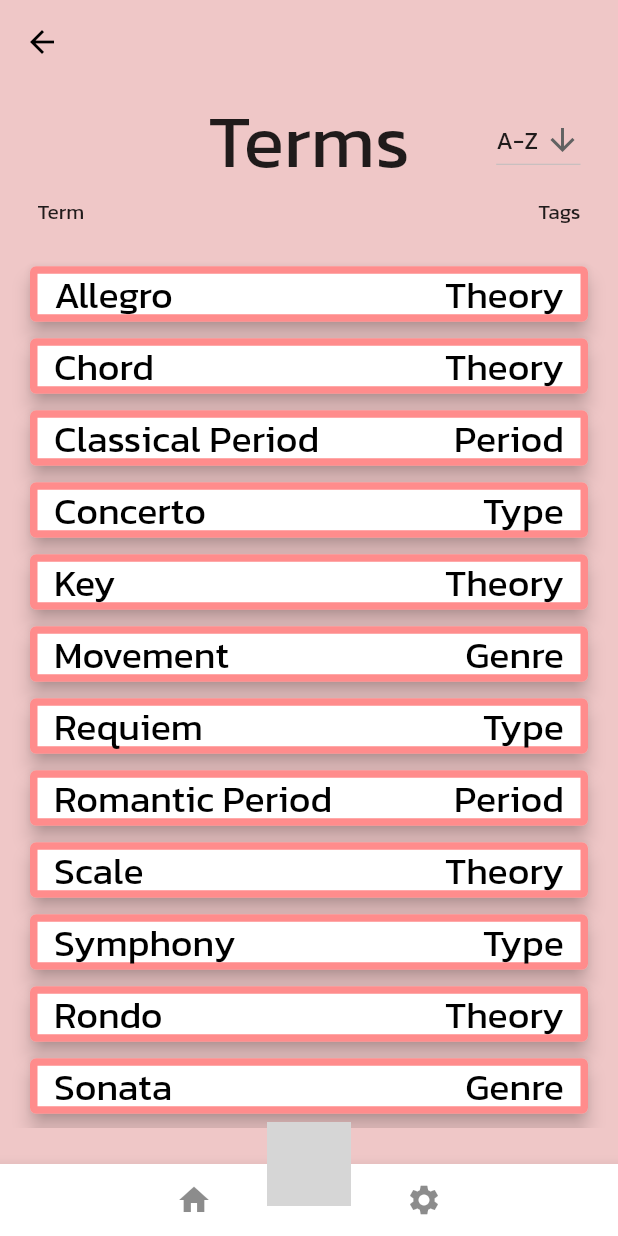
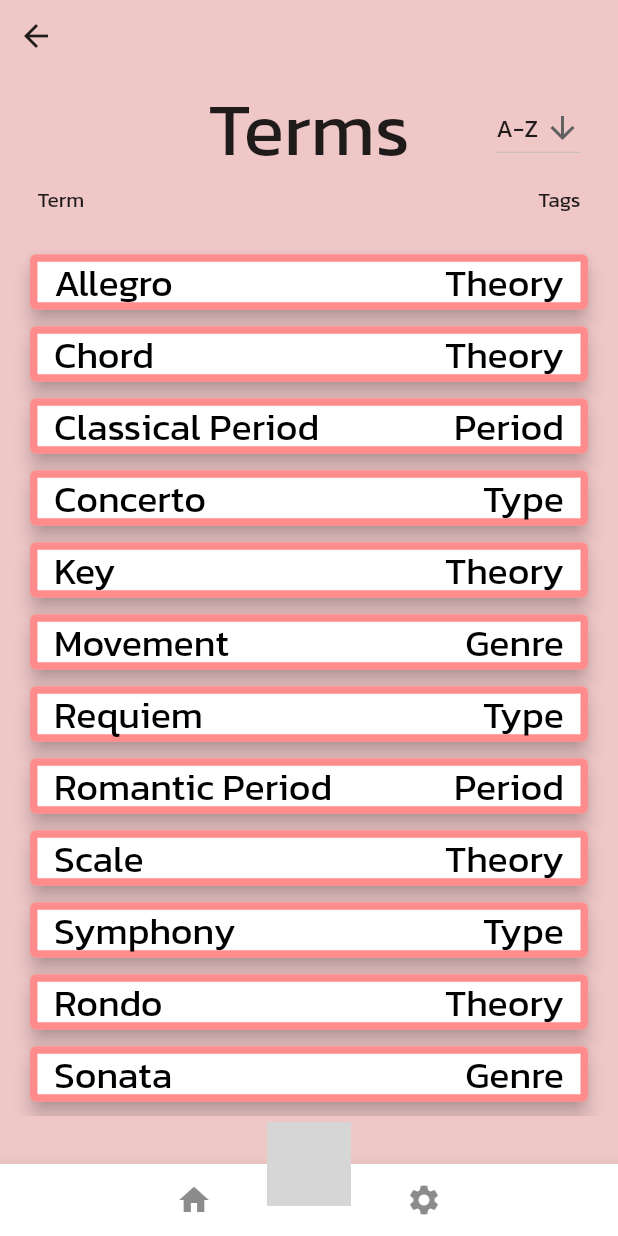
Before and after one commit to Alex-Laney/JuniorDesign2329, a Flutter app: the TermsScreen screen opened by its route, on a phone screen of 412 x 824 dp. Run offline on Flutter 3.47's test engine with Material 2 defaults, Android fonts, the phone set to English and light mode, and no system bars; our stand-ins replace animate_do, audio_video_progress_bar, hive, hive_flutter, just_audio, rxdart and 1 more; missing offline and left inert: circular_menu; accounts and stored records are empty; grey boxes are pictures that could not be loaded.

Commit message:
Revert back button change in terms module

```diff
--- a/lib/Musical-Terms/Musical-Terms.dart
+++ b/lib/Musical-Terms/Musical-Terms.dart
@@ -3,8 +3,6 @@ import 'package:flutter/material.dart';
 import 'package:artifact/Musical-Terms/Term.dart';
 import 'package:artifact/Musical-Terms/TermsDB.dart';
 import 'package:artifact/bottom_navigation_bar/circular_dial_menu.dart';
-
-import '../common_ui_components/default_app_bar.dart';
 
 class TermsScreen extends StatefulWidget {
   const TermsScreen({super.key});
@@ -28,13 +26,15 @@ class TermsScreenState extends State<TermsScreen> {
   @override
   Widget build(BuildContext context) {
     return Scaffold(
-        extendBodyBehindAppBar: true,
-        appBar: DefaultAppBar.build(context),
         backgroundColor: const Color.fromRGBO(239, 199, 199, 1),
         body: SafeArea(
           child: SingleChildScrollView(
             child: Column(
               children: <Widget>[
+                const Align(
+                  alignment: Alignment.topLeft,
+                  child: BackButton(),
+                ),
                 Center(
                   child: Column(
                     mainAxisSize: MainAxisSize.min,
```
